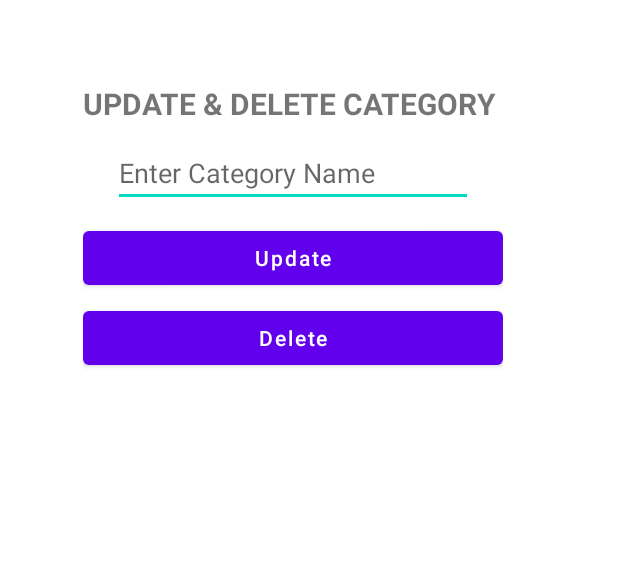
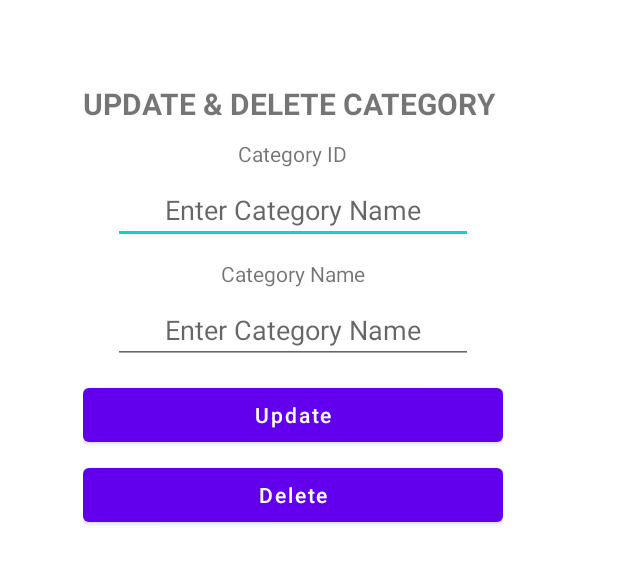
Before and after one commit to handiism/kotlin-crud-api, an Android app: the layout update_delete_category_dialog_fragment.xml on its own in the app's theme, with its tools: preview values and no code run, on a phone screen of 412 x 824 dp. Shown: the top 564 px of the screen. Run offline under Robolectric (Android 15) with nearby library versions, the phone set to English and light mode, and no system bars.

Commit message:
Add read only id edit text and label for every edit text

```diff
--- a/app/src/main/res/layout/update_delete_category_dialog_fragment.xml
+++ b/app/src/main/res/layout/update_delete_category_dialog_fragment.xml
@@ -21,19 +21,57 @@
         app:layout_constraintStart_toStartOf="parent"
         app:layout_constraintTop_toTopOf="parent" />
 
+    <TextView
+        android:id="@+id/tv_category_id"
+        android:layout_width="wrap_content"
+        android:layout_height="wrap_content"
+        android:layout_marginTop="10dp"
+        android:text="@string/category_id"
+        app:layout_constraintEnd_toEndOf="parent"
+        app:layout_constraintStart_toStartOf="parent"
+        app:layout_constraintTop_toBottomOf="@id/tv_label" />
+
+    <EditText
+        android:id="@+id/et_category_id"
+        android:layout_width="240dp"
+        android:layout_height="wrap_content"
+        android:layout_marginTop="5dp"
+        android:autofillHints="name"
+        android:gravity="center"
+        android:hint="@string/enter_category_name"
+        android:inputType="none"
+        android:maxLength="4"
+        android:maxLines="1"
+        android:textSize="18sp"
+        app:layout_constraintEnd_toEndOf="parent"
+        app:layout_constraintStart_toStartOf="parent"
+        app:layout_constraintTop_toBottomOf="@id/tv_category_id"
+        tools:text="@tools:sample/lorem/random" />
+
+    <TextView
+        android:id="@+id/tv_category_name"
+        android:layout_width="wrap_content"
+        android:layout_height="wrap_content"
+        android:layout_marginTop="10dp"
+        android:text="@string/category_name"
+        app:layout_constraintEnd_toEndOf="parent"
+        app:layout_constraintStart_toStartOf="parent"
+        app:layout_constraintTop_toBottomOf="@id/et_category_id" />
+
     <EditText
         android:id="@+id/et_category_name"
         android:layout_width="240dp"
         android:layout_height="wrap_content"
-        android:layout_marginTop="10dp"
+        android:layout_marginTop="5dp"
         android:autofillHints="name"
+        android:gravity="center"
         android:hint="@string/enter_category_name"
         android:inputType="textPersonName"
         android:maxLines="1"
         android:textSize="18sp"
         app:layout_constraintEnd_toEndOf="parent"
         app:layout_constraintStart_toStartOf="parent"
-        app:layout_constraintTop_toBottomOf="@id/tv_label"
+        app:layout_constraintTop_toBottomOf="@id/tv_category_name"
         tools:text="@tools:sample/lorem/random" />
 
     <Button
--- a/app/src/main/res/values/strings.xml
+++ b/app/src/main/res/values/strings.xml
@@ -7,4 +7,6 @@
     <string name="modify_category">Update &amp; Delete Category</string>
     <string name="update">Update</string>
     <string name="delete">Delete</string>
+    <string name="category_id">Category ID</string>
+    <string name="category_name">Category Name</string>
 </resources>
```
